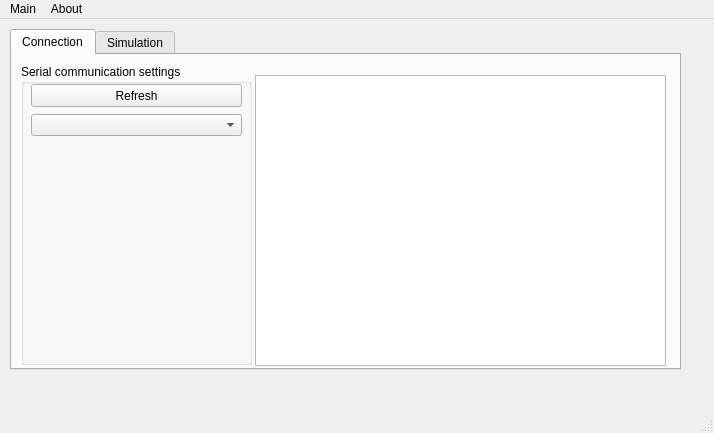
Above: gui/mainWindow.ui from kubasaw/carSim before the change. Below: the same form after it.
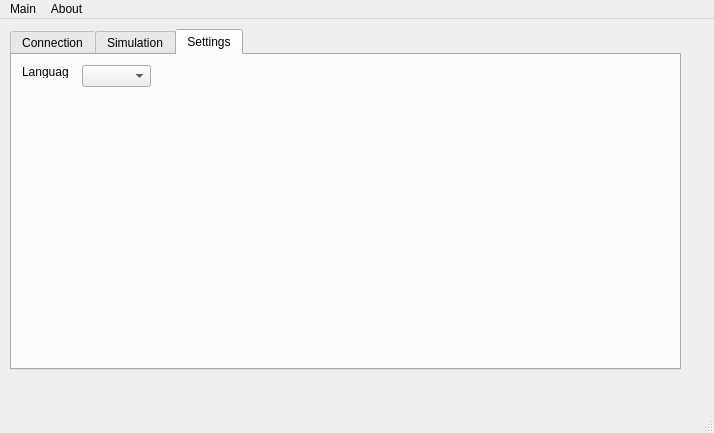
That is the form after the change. The open tabs and pages were chosen to show the change.

What changed in the file:
```diff
--- a/gui/mainWindow.ui
+++ b/gui/mainWindow.ui
@@ -191,6 +191,39 @@
       </layout>
      </widget>
     </widget>
+    <widget class="QWidget" name="Settings">
+     <attribute name="title">
+      <string>Settings</string>
+     </attribute>
+     <widget class="QComboBox" name="langSelector">
+      <property name="geometry">
+       <rect>
+        <x>70</x>
+        <y>10</y>
+        <width>69</width>
+        <height>22</height>
+       </rect>
+      </property>
+      <item>
+       <property name="text">
+        <string/>
+       </property>
+      </item>
+     </widget>
+     <widget class="QLabel" name="langSelectorLabel">
+      <property name="geometry">
+       <rect>
+        <x>10</x>
+        <y>10</y>
+        <width>47</width>
+        <height>13</height>
+       </rect>
+      </property>
+      <property name="text">
+       <string>Language</string>
+      </property>
+     </widget>
+    </widget>
    </widget>
   </widget>
   <widget class="QMenuBar" name="menuBar">
```
